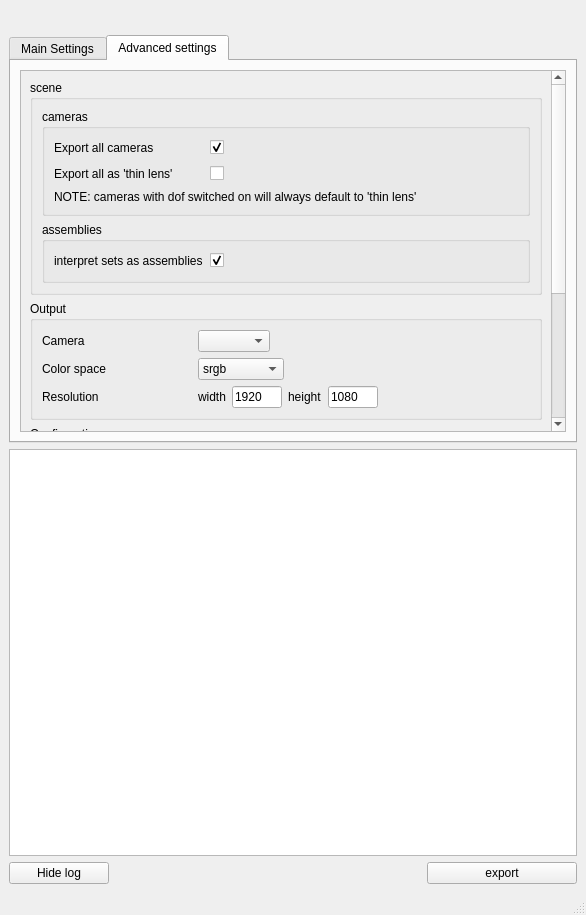
Qt form mayaToAppleseed.ui (dictoon/mayaseed) before a commit.
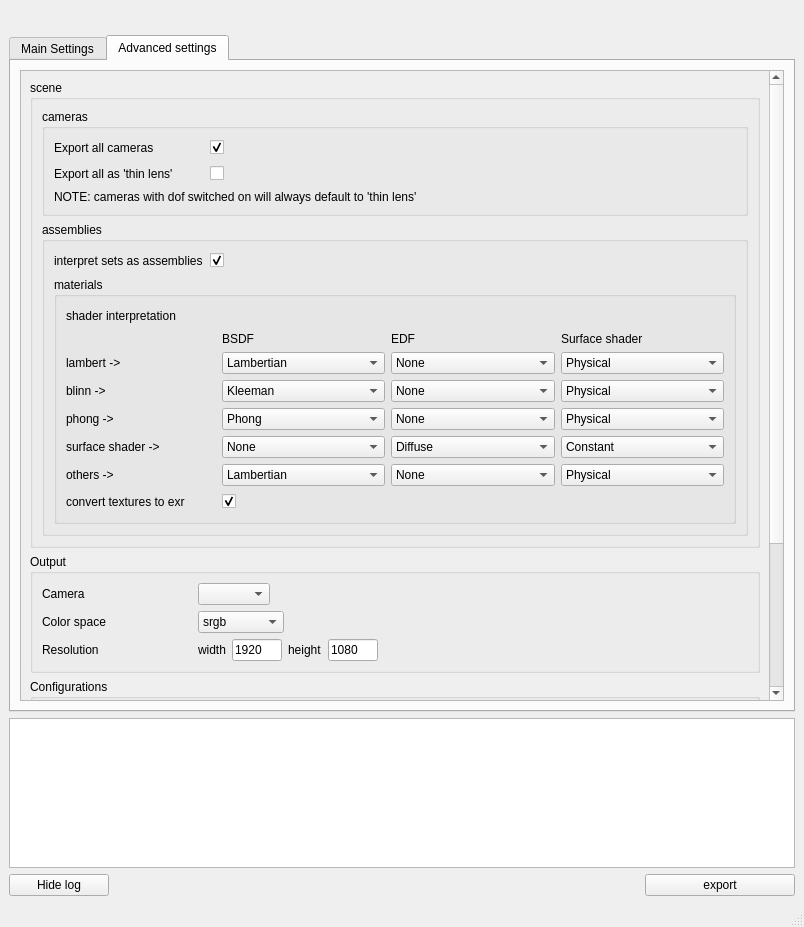
The same form after that commit. Icons and pictures are not drawn.

Commit message: limited shader translation now working, blinn, lamb, phong and surface shaders will now translate to lambert with physical surface shader

Patch:
```diff
--- a/mayaToAppleseed.ui
+++ b/mayaToAppleseed.ui
@@ -6,8 +6,8 @@
    <rect>
     <x>0</x>
     <y>0</y>
-    <width>586</width>
-    <height>915</height>
+    <width>804</width>
+    <height>927</height>
    </rect>
   </property>
   <property name="sizePolicy">
@@ -353,9 +353,9 @@
            <property name="geometry">
             <rect>
              <x>0</x>
-             <y>0</y>
-             <width>516</width>
-             <height>663</height>
+             <y>-145</y>
+             <width>717</width>
+             <height>952</height>
             </rect>
            </property>
            <layout class="QVBoxLayout" name="verticalLayout_7">
@@ -525,6 +525,690 @@
                     </item>
                    </layout>
                   </item>
+                  <item>
+                   <widget class="QGroupBox" name="groupBox_9">
+                    <property name="title">
+                     <string>materials</string>
+                    </property>
+                    <layout class="QVBoxLayout" name="verticalLayout_14">
+                     <item>
+                      <layout class="QHBoxLayout" name="horizontalLayout_21">
+                       <item>
+                        <widget class="QLabel" name="label_33">
+                         <property name="minimumSize">
+                          <size>
+                           <width>150</width>
+                           <height>0</height>
+                          </size>
+                         </property>
+                         <property name="maximumSize">
+                          <size>
+                           <width>99999</width>
+                           <height>16777215</height>
+                          </size>
+                         </property>
+                         <property name="text">
+                          <string>shader interpretation</string>
+                         </property>
+                        </widget>
+                       </item>
+                       <item>
+                        <spacer name="horizontalSpacer_20">
+                         <property name="orientation">
+                          <enum>Qt::Horizontal</enum>
+                         </property>
+                         <property name="sizeHint" stdset="0">
+                          <size>
+                           <width>40</width>
+                           <height>20</height>
+                          </size>
+                         </property>
+                        </spacer>
+                       </item>
+                      </layout>
+                     </item>
+                     <item>
+                      <layout class="QGridLayout" name="gridLayout" columnstretch="0,1,1,1">
+                       <item row="3" column="0">
+                        <widget class="QLabel" name="label_35">
+                         <property name="minimumSize">
+                          <size>
+                           <width>150</width>
+                           <height>0</height>
+                          </size>
+                         </property>
+                         <property name="maximumSize">
+                          <size>
+                           <width>99999</width>
+                           <height>16777215</height>
+                          </size>
+                         </property>
+                         <property name="text">
+                          <string>lambert -&gt;</string>
+                         </property>
+                        </widget>
+                       </item>
+                       <item row="1" column="1">
+                        <widget class="QLabel" name="label_17">
+                         <property name="minimumSize">
+                          <size>
+                           <width>100</width>
+                           <height>0</height>
+                          </size>
+                         </property>
+                         <property name="text">
+                          <string>BSDF</string>
+                         </property>
+                        </widget>
+                       </item>
+                       <item row="1" column="2">
+                        <widget class="QLabel" name="label_18">
+                         <property name="minimumSize">
+                          <size>
+                           <width>100</width>
+                           <height>0</height>
+                          </size>
+                         </property>
+                         <property name="text">
+                          <string>EDF</string>
+                         </property>
+                        </widget>
+                       </item>
+                       <item row="1" column="3">
+                        <widget class="QLabel" name="label_19">
+                         <property name="minimumSize">
+                          <size>
+                           <width>100</width>
+                           <height>0</height>
+                          </size>
+                         </property>
+                         <property name="text">
+                          <string>Surface shader</string>
+                         </property>
+                        </widget>
+                       </item>
+                       <item row="3" column="3">
+                        <widget class="QComboBox" name="m2s_matLambertSurfaceShader">
+                         <property name="minimumSize">
+                          <size>
+                           <width>100</width>
+                           <height>0</height>
+                          </size>
+                         </property>
+                         <item>
+                          <property name="text">
+                           <string>Physical</string>
+                          </property>
+                         </item>
+                         <item>
+                          <property name="text">
+                           <string>Constant</string>
+                          </property>
+                         </item>
+                         <item>
+                          <property name="text">
+                           <string>Ambient Occlusion</string>
+                          </property>
+                         </item>
+                        </widget>
+                       </item>
+                       <item row="3" column="2">
+                        <widget class="QComboBox" name="m2s_matLambertEDF">
+                         <property name="minimumSize">
+                          <size>
+                           <width>100</width>
+                           <height>0</height>
+                          </size>
+                         </property>
+                         <item>
+                          <property name="text">
+                           <string>None</string>
+                          </property>
+                         </item>
+                         <item>
+                          <property name="text">
+                           <string>Diffuse</string>
+                          </property>
+                         </item>
+                        </widget>
+                       </item>
+                       <item row="4" column="0">
+                        <widget class="QLabel" name="label_38">
+                         <property name="minimumSize">
+                          <size>
+                           <width>150</width>
+                           <height>0</height>
+                          </size>
+                         </property>
+                         <property name="maximumSize">
+                          <size>
+                           <width>99999</width>
+                           <height>16777215</height>
+                          </size>
+                         </property>
+                         <property name="text">
+                          <string>blinn -&gt;</string>
+                         </property>
+                        </widget>
+                       </item>
+                       <item row="4" column="1">
+                        <widget class="QComboBox" name="m2s_matBlinnBSDF">
+                         <property name="minimumSize">
+                          <size>
+                           <width>100</width>
+                           <height>0</height>
+                          </size>
+                         </property>
+                         <item>
+                          <property name="text">
+                           <string>Kleeman</string>
+                          </property>
+                         </item>
+                         <item>
+                          <property name="text">
+                           <string>Ashikhmin-Shirley</string>
+                          </property>
+                         </item>
+                         <item>
+                          <property name="text">
+                           <string>Lambertian</string>
+                          </property>
+                         </item>
+                         <item>
+                          <property name="text">
+                           <string>Phong</string>
+                          </property>
+                         </item>
+                         <item>
+                          <property name="text">
+                           <string>Specular_BRDF</string>
+                          </property>
+                         </item>
+                         <item>
+                          <property name="text">
+                           <string>Specular_BTDF</string>
+                          </property>
+                         </item>
+                         <item>
+                          <property name="text">
+                           <string>None</string>
+                          </property>
+                         </item>
+                        </widget>
+                       </item>
+                       <item row="4" column="2">
+                        <widget class="QComboBox" name="m2s_matBlinnEDF">
+                         <property name="minimumSize">
+                          <size>
+                           <width>100</width>
+                           <height>0</height>
+                          </size>
+                         </property>
+                         <item>
+                          <property name="text">
+                           <string>None</string>
+                          </property>
+                         </item>
+                         <item>
+                          <property name="text">
+                           <string>Diffuse</string>
+                          </property>
+                         </item>
+                        </widget>
+                       </item>
+                       <item row="4" column="3">
+                        <widget class="QComboBox" name="m2s_matBlinnSurfaceShader">
+                         <property name="minimumSize">
+                          <size>
+                           <width>100</width>
+                           <height>0</height>
+                          </size>
+                         </property>
+                         <item>
+                          <property name="text">
+                           <string>Physical</string>
+                          </property>
+                         </item>
+                         <item>
+                          <property name="text">
+                           <string>Constant</string>
+                          </property>
+                         </item>
+                         <item>
+                          <property name="text">
+                           <string>Ambient Occlusion</string>
+                          </property>
+                         </item>
+                        </widget>
+                       </item>
+                       <item row="5" column="0">
+                        <widget class="QLabel" name="label_39">
+                         <property name="minimumSize">
+                          <size>
+                           <width>150</width>
+                           <height>0</height>
+                          </size>
+                         </property>
+                         <property name="maximumSize">
+                          <size>
+                           <width>99999</width>
+                           <height>16777215</height>
+                          </size>
+                         </property>
+                         <property name="text">
+                          <string>phong -&gt;</string>
+                         </property>
+                        </widget>
+                       </item>
+                       <item row="6" column="0">
+                        <widget class="QLabel" name="label_40">
+                         <property name="minimumSize">
+                          <size>
+                           <width>150</width>
+                           <height>0</height>
+                          </size>
+                         </property>
+                         <property name="maximumSize">
+                          <size>
+                           <width>99999</width>
+                           <height>16777215</height>
+                          </size>
+                         </property>
+                         <property name="text">
+                          <string>surface shader -&gt;</string>
+                         </property>
+                        </widget>
+                       </item>
+                       <item row="5" column="1">
+                        <widget class="QComboBox" name="m2s_matPhongBSDF">
+                         <property name="minimumSize">
+                          <size>
+                           <width>100</width>
+                           <height>0</height>
+                          </size>
+                         </property>
+                         <item>
+                          <property name="text">
+                           <string>Phong</string>
+                          </property>
+                         </item>
+                         <item>
+                          <property name="text">
+                           <string>Ashikhmin-Shirley</string>
+                          </property>
+                         </item>
+                         <item>
+                          <property name="text">
+                           <string>Lambertian</string>
+                          </property>
+                         </item>
+                         <item>
+                          <property name="text">
+                           <string>Kleeman</string>
+                          </property>
+                         </item>
+                         <item>
+                          <property name="text">
+                           <string>Specular_BRDF</string>
+                          </property>
+                         </item>
+                         <item>
+                          <property name="text">
+                           <string>Specular_BTDF</string>
+                          </property>
+                         </item>
+                         <item>
+                          <property name="text">
+                           <string>None</string>
+                          </property>
+                         </item>
+                        </widget>
+                       </item>
+                       <item row="5" column="2">
+                        <widget class="QComboBox" name="m2s_matPhongEDF">
+                         <property name="minimumSize">
+                          <size>
+                           <width>100</width>
+                           <height>0</height>
+                          </size>
+                         </property>
+                         <item>
+                          <property name="text">
+                           <string>None</string>
+                          </property>
+                         </item>
+                         <item>
+                          <property name="text">
+                           <string>Diffuse</string>
+                          </property>
+                         </item>
+                        </widget>
+                       </item>
+                       <item row="5" column="3">
+                        <widget class="QComboBox" name="m2s_matPhongSurfaceShader">
+                         <property name="minimumSize">
+                          <size>
+                           <width>100</width>
+                           <height>0</height>
+                          </size>
+                         </property>
+                         <item>
+                          <property name="text">
+                           <string>Physical</string>
+                          </property>
+                         </item>
+                         <item>
+                          <property name="text">
+                           <string>Constant</string>
+                          </property>
+                         </item>
+                         <item>
+                          <property name="text">
+                           <string>Ambient Occlusion</string>
+                          </property>
+                         </item>
+                        </widget>
+                       </item>
+                       <item row="6" column="3">
+                        <widget class="QComboBox" name="m2s_matSurfaceShaderSurfaceShader">
+                         <property name="minimumSize">
+                          <size>
+                           <width>100</width>
+                           <height>0</height>
+                          </size>
+                         </property>
+                         <item>
+                          <property name="text">
+                           <string>Constant</string>
+                          </property>
+                         </item>
+                         <item>
+                          <property name="text">
+                           <string>Physical</string>
+                          </property>
+                         </item>
+                         <item>
+                          <property name="text">
+                           <string>Ambient Occlusion</string>
+                          </property>
+                         </item>
+                        </widget>
+                       </item>
+                       <item row="6" column="2">
+                        <widget class="QComboBox" name="m2s_matSurfaceShaderEDF">
+                         <property name="minimumSize">
+                          <size>
+                           <width>100</width>
+                           <height>0</height>
+                          </size>
+                         </property>
+                         <item>
+                          <property name="text">
+                           <string>Diffuse</string>
+                          </property>
+                         </item>
+                         <item>
+                          <property name="text">
+                           <string>None</string>
+                          </property>
+                         </item>
+                        </widget>
+                       </item>
+                       <item row="6" column="1">
+                        <widget class="QComboBox" name="m2s_matSurfaceShaderBSDF">
+                         <property name="minimumSize">
+                          <size>
+                           <width>100</width>
+                           <height>0</height>
+                          </size>
+                         </property>
+                         <item>
+                          <property name="text">
+                           <string>None</string>
+                          </property>
+                         </item>
+                         <item>
+                          <property name="text">
+                           <string>Ashikhmin-Shirley</string>
+                          </property>
+                         </item>
+                         <item>
+                          <property name="text">
+                           <string>Lambertian</string>
+                          </property>
+                         </item>
+                         <item>
+                          <property name="text">
+                           <string>Kleeman</string>
+                          </property>
+                         </item>
+                         <item>
+                          <property name="text">
+                           <string>Phong</string>
+                          </property>
+                         </item>
+                         <item>
+                          <property name="text">
+                           <string>Specular_BRDF</string>
+                          </property>
+                         </item>
+                         <item>
+                          <property name="text">
+                           <string>Specular_BTDF</string>
+                          </property>
+                         </item>
+                        </widget>
+                       </item>
+                       <item row="7" column="0">
+                        <widget class="QLabel" name="label_47">
+                         <property name="minimumSize">
+                          <size>
+                           <width>150</width>
+                           <height>0</height>
+                          </size>
+                         </property>
+                         <property name="maximumSize">
+                          <size>
+                           <width>99999</width>
+                           <height>16777215</height>
+                          </size>
+                         </property>
+                         <property name="text">
+                          <string>others -&gt;</string>
+                         </property>
+                        </widget>
+                       </item>
+                       <item row="7" column="1">
+                        <widget class="QComboBox" name="m2s_matOtherBSDF">
+                         <property name="minimumSize">
+                          <size>
+                           <width>100</width>
+                           <height>0</height>
+                          </size>
+                         </property>
+                         <item>
+                          <property name="text">
+                           <string>Lambertian</string>
+                          </property>
+                         </item>
+                         <item>
+                          <property name="text">
+                           <string>Ashikhmin-Shirley</string>
+                          </property>
+                         </item>
+                         <item>
+                          <property name="text">
+                           <string>Kleeman</string>
+                          </property>
+                         </item>
+                         <item>
+                          <property name="text">
+                           <string>Phong</string>
+                          </property>
+                         </item>
+                         <item>
+                          <property name="text">
+                           <string>Specular_BRDF</string>
+                          </property>
+                         </item>
+                         <item>
+                          <property name="text">
+                           <string>Specular_BTDF</string>
+                          </property>
+                         </item>
+                         <item>
+                          <property name="text">
+                           <string>None</string>
+                          </property>
+                         </item>
+                        </widget>
+                       </item>
+                       <item row="7" column="2">
+                        <widget class="QComboBox" name="m2s_matOtherEDF">
+                         <property name="minimumSize">
+                          <size>
+                           <width>100</width>
+                           <height>0</height>
+                          </size>
+                         </property>
+                         <item>
+                          <property name="text">
+                           <string>None</string>
+                          </property>
+                         </item>
+                         <item>
+                          <property name="text">
+                           <string>Diffuse</string>
+                          </property>
+                         </item>
+                        </widget>
+                       </item>
+                       <item row="7" column="3">
+                        <widget class="QComboBox" name="m2s_matOtherSurfaceShader">
+                         <property name="minimumSize">
+                          <size>
+                           <width>100</width>
+                           <height>0</height>
+                          </size>
+                         </property>
+                         <item>
+                          <property name="text">
+                           <string>Physical</string>
+                          </property>
+                         </item>
+                         <item>
+                          <property name="text">
+                           <string>Constant</string>
+                          </property>
+                         </item>
+                         <item>
+                          <property name="text">
+                           <string>Ambient Occlusion</string>
+                          </property>
+                         </item>
+                        </widget>
+                       </item>
+                       <item row="3" column="1">
+                        <widget class="QComboBox" name="m2s_matLambertBSDF">
+                         <property name="minimumSize">
+                          <size>
+                           <width>100</width>
+                           <height>0</height>
+                          </size>
+                         </property>
+                         <item>
+                          <property name="text">
+                           <string>Lambertian</string>
+                          </property>
+                         </item>
+                         <item>
+                          <property name="text">
+                           <string>Ashikhmin-Shirley</string>
+                          </property>
+                         </item>
+                         <item>
+                          <property name="text">
+                           <string>Kleeman</string>
+                          </property>
+                         </item>
+                         <item>
+                          <property name="text">
+                           <string>Phong</string>
+                          </property>
+                         </item>
+                         <item>
+                          <property name="text">
+                           <string>Phong</string>
+                          </property>
+                         </item>
+                         <item>
+                          <property name="text">
+                           <string>Specular_BRDF</string>
+                          </property>
+                         </item>
+                         <item>
+                          <property name="text">
+                           <string>Specular_BTDF</string>
+                          </property>
+                         </item>
+                         <item>
+                          <property name="text">
+                           <string>None</string>
+                          </property>
+                         </item>
+                        </widget>
+                       </item>
+                      </layout>
+                     </item>
+                     <item>
+                      <layout class="QHBoxLayout" name="horizontalLayout_22">
+                       <item>
+                        <widget class="QLabel" name="label_34">
+                         <property name="minimumSize">
+                          <size>
+                           <width>150</width>
+                           <height>0</height>
+                          </size>
+                         </property>
+                         <property name="maximumSize">
+                          <size>
+                           <width>99999</width>
+                           <height>16777215</height>
+                          </size>
+                         </property>
+                         <property name="text">
+                          <string>convert textures to exr</string>
+                         </property>
+                        </widget>
+                       </item>
+                       <item>
+                        <widget class="QCheckBox" name="m2s_matConvertTexturesToEXR">
+                         <property name="text">
+                          <string/>
+                         </property>
+                         <property name="checked">
+                          <bool>true</bool>
+                         </property>
+                        </widget>
+                       </item>
+                       <item>
+                        <spacer name="horizontalSpacer_21">
+                         <property name="orientation">
+                          <enum>Qt::Horizontal</enum>
+                         </property>
+                         <property name="sizeHint" stdset="0">
+                          <size>
+                           <width>40</width>
+                           <height>20</height>
+                          </size>
+                         </property>
+                        </spacer>
+                       </item>
+                      </layout>
+                     </item>
+                    </layout>
+                   </widget>
+                  </item>
                  </layout>
                 </widget>
                </item>
@@ -1062,6 +1746,24 @@
     </item>
     <item>
      <widget class="QTextEdit" name="m2s_log">
+      <property name="minimumSize">
+       <size>
+        <width>0</width>
+        <height>150</height>
+       </size>
+      </property>
+      <property name="maximumSize">
+       <size>
+        <width>16777215</width>
+        <height>150</height>
+       </size>
+      </property>
+      <property name="baseSize">
+       <size>
+        <width>0</width>
+        <height>150</height>
+       </size>
+      </property>
       <property name="readOnly">
        <bool>true</bool>
       </property>
```
The commit also changes 1 other file.
